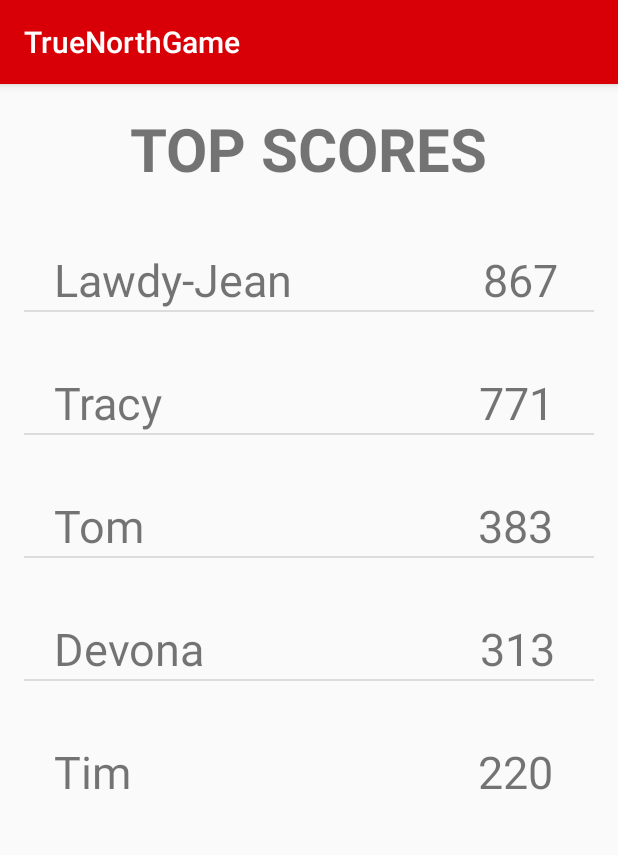
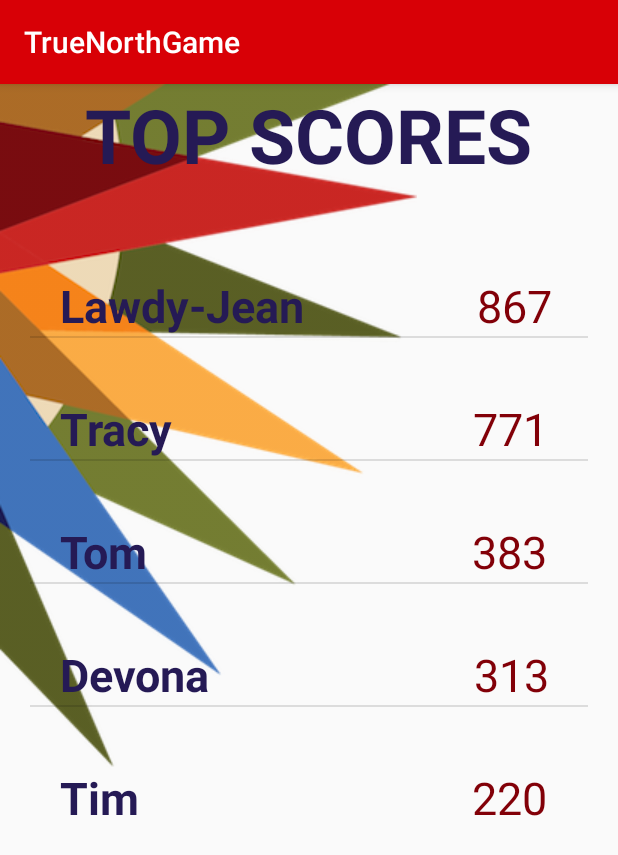
Before and after one commit to tcsuder/TrueNorthGame-Android, an Android app: the TopScoresActivity screen opened directly, with no data from a screen before it, on a phone screen of 412 x 824 dp. Shown: the top 855 px of the screen. Run offline under Robolectric (Android 15) with nearby library versions, the phone set to English and light mode, and no system bars; our stand-ins replace ButterKnife.

Commit message:
finish player list styling

```diff
--- a/app/src/main/AndroidManifest.xml
+++ b/app/src/main/AndroidManifest.xml
@@ -27,7 +27,11 @@
                 android:name="android.support.PARENT_ACTIVITY"
                 android:value="com.tylersuderman.truenorthgame.MainActivity" />
         </activity>
-        <activity android:name=".TopScoresActivity"></activity>
+        <activity android:name=".TopScoresActivity">
+            <meta-data
+                android:name="android.support.PARENT_ACTIVITY"
+                android:value="com.tylersuderman.truenorthgame.MainActivity" />
+        </activity>
     </application>
 
 </manifest>
--- a/app/src/main/res/layout/activity_top_scores.xml
+++ b/app/src/main/res/layout/activity_top_scores.xml
@@ -3,25 +3,32 @@
     xmlns:tools="http://schemas.android.com/tools"
     android:layout_width="match_parent"
     android:layout_height="match_parent"
-    android:paddingBottom="@dimen/activity_vertical_margin"
-    android:paddingLeft="@dimen/activity_horizontal_margin"
-    android:paddingRight="@dimen/activity_horizontal_margin"
-    android:paddingTop="@dimen/activity_vertical_margin"
     tools:context="com.tylersuderman.truenorthgame.TopScoresActivity">
+
+    <ImageView
+        android:layout_width="wrap_content"
+        android:layout_height="wrap_content"
+        android:id="@+id/imageView5"
+        android:layout_alignParentTop="true"
+        android:layout_alignParentLeft="true"
+        android:layout_alignParentStart="true"
+        android:src="@drawable/backgroundinverse1" />
 
     <TextView
         android:layout_width="wrap_content"
         android:layout_height="wrap_content"
         android:text="TOP SCORES"
         android:id="@+id/topScoresTitleTextView"
-        android:textSize="40dp"
+        android:textSize="50dp"
         android:textStyle="bold"
         android:layout_alignParentTop="true"
-        android:layout_centerHorizontal="true" />
+        android:layout_centerHorizontal="true"
+        android:textColor="@color/colorAccentDark" />
 
     <ListView
         android:layout_width="wrap_content"
         android:layout_height="wrap_content"
+        android:layout_margin="20dp"
         android:id="@+id/topScoresListView"
         android:layout_below="@+id/topScoresTitleTextView"
         android:layout_centerHorizontal="true" />
--- a/app/src/main/res/layout/player_score.xml
+++ b/app/src/main/res/layout/player_score.xml
@@ -10,7 +10,10 @@ android:layout_height="match_parent"
         android:layout_marginTop="40dp"
         android:layout_width="wrap_content"
         android:layout_height="wrap_content"
-        android:text="Name:" />
+        android:text="Name"
+        android:shadowColor="@color/colorAccentDark"
+        android:textStyle="bold"
+        android:textColor="@color/colorAccentDark" />
 
     <TextView
         android:id="@+id/playerScore"
@@ -21,5 +24,7 @@ android:layout_height="match_parent"
         android:layout_marginTop="40dp"
         android:textSize="30dp"
         android:text="Score"
-        android:layout_weight="0.97" />
+        android:layout_weight="0.97"
+        android:shadowColor="@color/colorPrimaryDark"
+        android:textColor="@color/colorPrimaryDark" />
 </LinearLayout>
--- a/app/src/main/res/values/colors.xml
+++ b/app/src/main/res/values/colors.xml
@@ -5,7 +5,7 @@
     <color name="colorPrimaryLight">#ffa732</color>
     <color name="colorTextIcons">#ffffff</color>
     <color name="colorAccent">#406EBC</color>
-    <color name="colorAccentDark">#251A55</color>
+    <color name="colorAccentDark">#251a55</color>
     <color name="colorSecondary">#6E8031</color>
     <color name="colorSecondaryDark">#48521F</color>
     <color name="colorPrimaryText">#3E2110</color>
```
